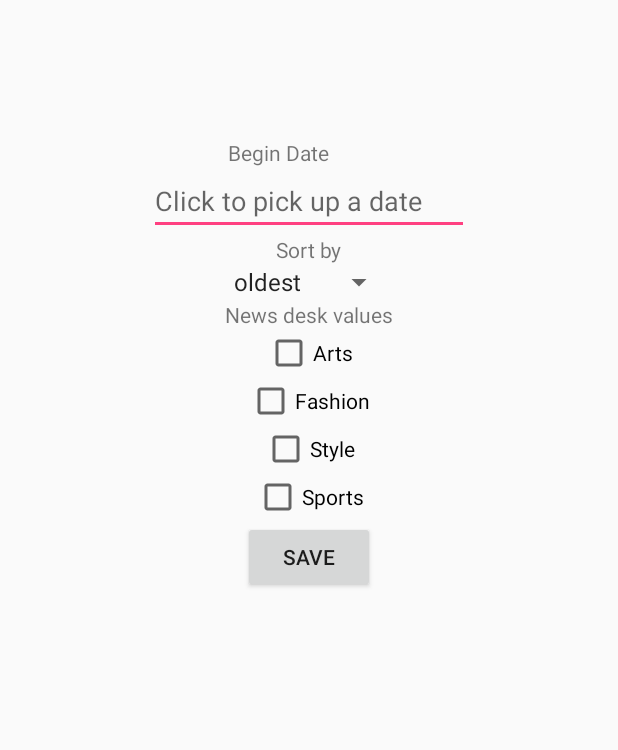
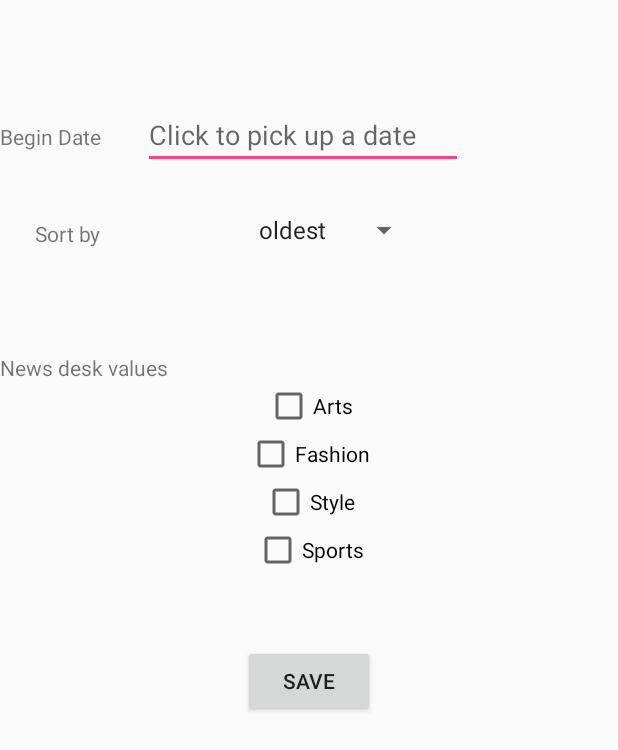
Before and after one commit to Wancy/NYTSearch, an Android app: the layout edit_dialog.xml on its own in the app's theme, with its tools: preview values and no code run, on a phone screen of 412 x 824 dp. Shown: the top 750 px of the screen. Run offline under Robolectric (Android 15) with nearby library versions, the phone set to English and light mode, and no system bars.

Commit message:
adding more flesh

```diff
--- a/app/build.gradle
+++ b/app/build.gradle
@@ -25,6 +25,7 @@ dependencies {
         exclude group: 'com.android.support', module: 'support-annotations'
     })
     compile 'com.loopj.android:android-async-http:1.4.9'
+    compile 'com.facebook.stetho:stetho:1.5.0'
     compile 'com.android.support:recyclerview-v7:26.+'
     compile 'com.android.support:appcompat-v7:26.+'
     compile 'com.github.bumptech.glide:glide:3.8.0'
--- a/app/src/main/res/layout/edit_dialog.xml
+++ b/app/src/main/res/layout/edit_dialog.xml
@@ -8,29 +8,30 @@
         android:id="@+id/tvDate"
         android:layout_width="wrap_content"
         android:layout_height="wrap_content"
-        android:layout_alignParentStart="true"
+        android:layout_marginTop="81dp"
+        android:text="@string/beginDate"
         android:layout_alignParentTop="true"
-        android:layout_marginStart="152dp"
-        android:layout_marginTop="92dp"
-        android:text="@string/beginDate" />
+        android:layout_alignParentStart="true" />
 
     <EditText
         android:id="@+id/etDate"
         android:layout_width="wrap_content"
         android:layout_height="wrap_content"
-        android:layout_below="@+id/tvDate"
-        android:layout_centerHorizontal="true"
         android:ems="10"
-        android:hint="@string/hint2"/>
+        android:hint="@string/hint2"
+        android:layout_alignBaseline="@+id/tvDate"
+        android:layout_alignBottom="@+id/tvDate"
+        android:layout_toEndOf="@+id/tvDate"
+        android:layout_marginStart="28dp" />
 
     <TextView
         android:id="@+id/tvOrder"
         android:layout_width="wrap_content"
         android:layout_height="wrap_content"
+        android:text="@string/sort"
         android:layout_below="@+id/etDate"
-        android:layout_centerHorizontal="true"
-        android:text="@string/sort"
-        />
+        android:layout_alignEnd="@+id/tvDate"
+        android:layout_marginTop="33dp" />
 
     <Spinner
         android:id="@+id/mySpinner"
@@ -38,17 +39,17 @@
         android:entries="@array/planets_array"
         android:prompt="@string/planets_prompt"
         android:layout_height="wrap_content"
-        android:layout_below="@+id/tvOrder"
-        android:layout_centerHorizontal="true" />
+        android:layout_alignBottom="@+id/tvOrder"
+        android:layout_alignStart="@+id/checkbox_fashion" />
 
     <TextView
         android:id="@+id/tvCheck"
         android:layout_width="wrap_content"
         android:layout_height="wrap_content"
+        android:text="@string/checkBox"
         android:layout_below="@+id/mySpinner"
-        android:layout_centerHorizontal="true"
-        android:text="@string/checkBox"
-        />
+        android:layout_alignParentStart="true"
+        android:layout_marginTop="70dp" />
 
 
 
@@ -81,9 +82,9 @@
         android:id="@+id/btnSave"
         android:layout_width="wrap_content"
         android:layout_height="wrap_content"
+        android:text="@string/save"
         android:layout_below="@+id/checkbox_sports"
         android:layout_centerHorizontal="true"
-        android:text="@string/save"
-        />
+        android:layout_marginTop="47dp" />
 
 </RelativeLayout>
```
Also changed, not shown: app/src/main/java/com/wancy/nytsearch/EndlessRecyclerViewScrollListener.java (added, +107 -0 lines), app/src/main/java/com/wancy/nytsearch/activity/SearchActivity.java (+52 -8 lines), app/src/main/java/com/wancy/nytsearch/net/MyJsonHandler.java (deleted, +0 -47 lines).
